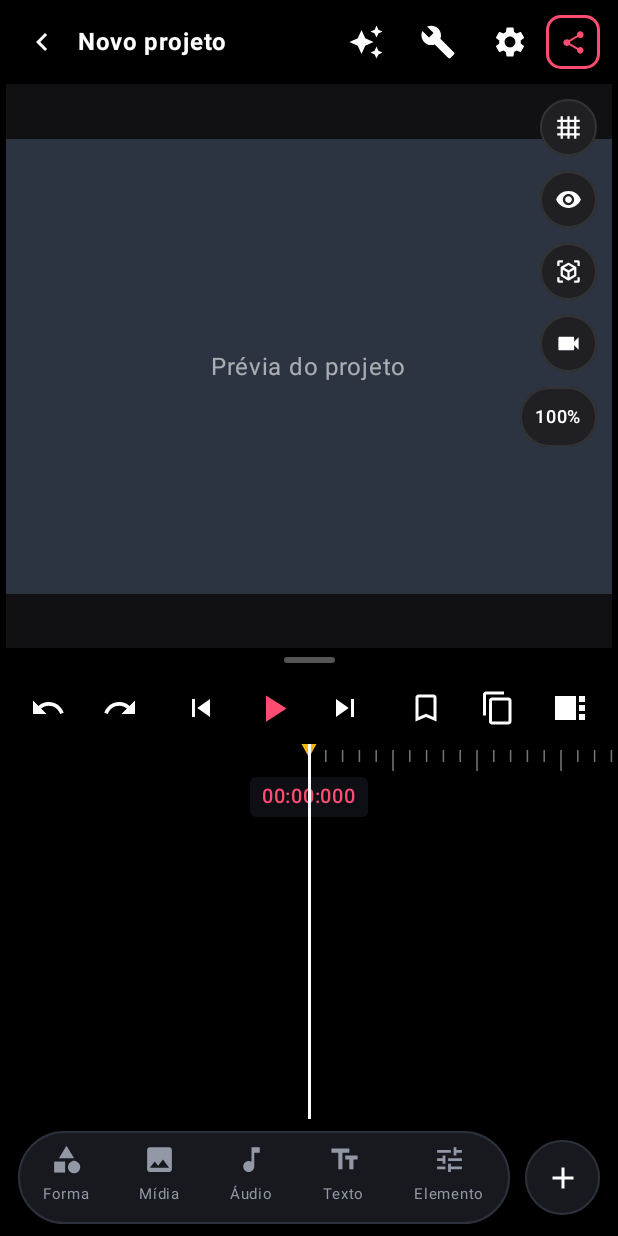
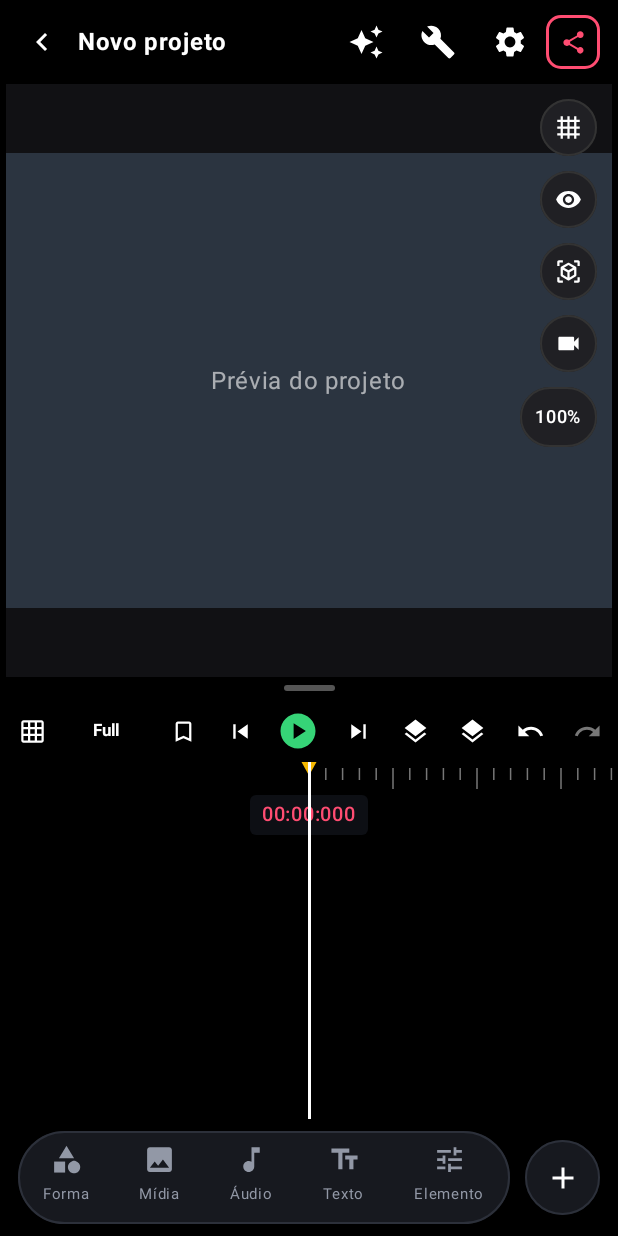
Before and after one commit to mateusrprj-prog/motionflow, an Android app built with Jetpack Compose: the composable EditorScreen shown on its own in the app's theme, on a phone screen of 412 x 824 dp. Run offline under Robolectric (Android 15) with nearby library versions, the phone set to English and light mode, and no system bars; 1 statement that could not run was skipped.

Commit message:
Add Keyflow-style timeline action bar and playhead controls

```diff
--- a/app/src/main/java/app/motionflow/ui/editor/EditorScreen.kt
+++ b/app/src/main/java/app/motionflow/ui/editor/EditorScreen.kt
@@ -18,6 +18,7 @@ import androidx.compose.ui.text.font.FontWeight
 import androidx.compose.ui.unit.dp
 import androidx.compose.ui.unit.sp
 import app.motionflow.ui.kit.*
+import kotlinx.coroutines.delay
 
 enum class EditorTool(val label: String, val icon: ImageVector) {
     FORMA("Forma", Icons.Default.Category),
@@ -34,6 +35,7 @@ fun EditorScreen(
     layers: List<UiLayer> = emptyList(),
     selectedLayerId: String? = null,
     previewContent: @Composable BoxScope.() -> Unit = { PreviewPlaceholder() },
+    fps: Int = 30,
     onBack: () -> Unit = {},
     onExport: () -> Unit = {},
     onTool: (EditorTool) -> Unit = {},
@@ -44,34 +46,71 @@ fun EditorScreen(
     onSelectLayer: (String) -> Unit = {},
     onTransformLayer: (String, Float, Float, Float, Float) -> Unit = { _, _, _, _, _ -> },
     onTextChange: (String, String) -> Unit = { _, _ -> },
-    onToggleLayerVisibility: (String) -> Unit = {}
+    onLayerChange: (UiLayer) -> Unit = {},
+    onToggleLayerVisibility: (String) -> Unit = {},
+    onAddKeyframe: (String, Float) -> Unit = {}
 ) {
     var playing by remember { mutableStateOf(false) }
     var showInspector by remember { mutableStateOf(false) }
     var showCurves by remember { mutableStateOf(false) }
+    var playheadSec by remember { mutableFloatStateOf(0f) }
+    val markers = remember { mutableStateListOf<Float>() }
     val selectedLayer = layers.firstOrNull { it.id == selectedLayerId }
+    val durationSec = 30f
+
+    LaunchedEffect(playing) {
+        while (playing) {
+            delay(33)
+            playheadSec += 1f / fps.coerceIn(1, 120)
+            if (playheadSec >= durationSec) playheadSec = 0f
+        }
+    }
+
+    fun stepToKey(direction: Int) {
+        val keys = selectedLayer?.keyframes.orEmpty().sorted()
+        val next = if (direction > 0) keys.firstOrNull { it > playheadSec + 0.001f }
+        else keys.lastOrNull { it < playheadSec - 0.001f }
+        playheadSec = next ?: (playheadSec + direction * (1f / fps.coerceIn(1, 120))).coerceAtLeast(0f)
+        onTimeChange(playheadSec)
+    }
 
     Column(modifier.fillMaxSize().background(Color.Black).statusBarsPadding()) {
         EditorTopBar(projectName, onBack, onExport)
         PreviewArea(Modifier.weight(1f), previewContent)
         Box(
-            Modifier.align(Alignment.CenterHorizontally).padding(vertical = 6.dp)
+            Modifier.align(Alignment.CenterHorizontally).padding(vertical = 5.dp)
                 .size(width = 34.dp, height = 4.dp)
                 .background(Color(0xFF555555), RoundedCornerShape(2.dp))
         )
-        TransportBar(playing, { playing = !playing }, onUndo, onRedo)
+        TimelineToolbar(
+            playing = playing,
+            onToggleGrid = {},
+            onFull = {},
+            onAddMarker = { markers.add(playheadSec) },
+            onPrevious = { stepToKey(-1) },
+            onPlay = { playing = !playing },
+            onNext = { stepToKey(1) },
+            onAddKeyframe = { selectedLayer?.let { onAddKeyframe(it.id, playheadSec) } },
+            onLayers = { showInspector = true },
+            onUndo = onUndo,
+            onRedo = onRedo
+        )
         TimelineUi(
             layers = layers,
             selectedId = selectedLayerId,
-            initialTimeSec = 0f,
-            totalSec = 30f,
+            initialTimeSec = playheadSec,
+            totalSec = durationSec,
+            markers = markers,
             onSelect = {
                 onSelectLayer(it)
                 showInspector = true
             },
-            onTimeChange = onTimeChange,
+            onTimeChange = {
+                playheadSec = it
+                onTimeChange(it)
+            },
             onToggleVisible = onToggleLayerVisibility,
-            modifier = Modifier.height(250.dp)
+            modifier = Modifier.height(238.dp)
         )
         BottomTools(
             onTool = { tool ->
@@ -88,6 +127,7 @@ fun EditorScreen(
             onDismiss = { showInspector = false },
             onOpenCurves = { showCurves = true },
             onTextChange = { value -> selectedLayer?.let { onTextChange(it.id, value) } },
+            onLayerChange = onLayerChange,
             onTransform = { x, y, scale, rotation ->
                 selectedLayer?.let { layer ->
                     onTransformLayer(
@@ -137,9 +177,7 @@ private fun PreviewArea(modifier: Modifier, content: @Composable BoxScope.() ->
         Box(
             Modifier.align(Alignment.Center).fillMaxWidth().aspectRatio(4f / 3f)
                 .background(Color(0xFF2B3440))
-        ) {
-            content()
-        }
+        ) { content() }
         Column(
             Modifier.align(Alignment.TopEnd).padding(10.dp),
             horizontalAlignment = Alignment.End,
@@ -178,35 +216,56 @@ private fun RoundTool(icon: ImageVector, description: String) {
 }
 
 @Composable
-private fun TransportBar(
+private fun TimelineToolbar(
     playing: Boolean,
+    onToggleGrid: () -> Unit,
+    onFull: () -> Unit,
+    onAddMarker: () -> Unit,
+    onPrevious: () -> Unit,
     onPlay: () -> Unit,
+    onNext: () -> Unit,
+    onAddKeyframe: () -> Unit,
+    onLayers: () -> Unit,
     onUndo: () -> Unit,
     onRedo: () -> Unit
 ) {
     Row(
-        Modifier.fillMaxWidth().padding(horizontal = 8.dp),
-        verticalAlignment = Alignment.CenterVertically,
-        horizontalArrangement = Arrangement.SpaceBetween
+        Modifier.fillMaxWidth().height(42.dp).padding(horizontal = 4.dp),
+        horizontalArrangement = Arrangement.SpaceBetween,
+        verticalAlignment = Alignment.CenterVertically
     ) {
-        Row {
-            IconButton(onClick = onUndo) { Icon(Icons.Default.Undo, "Desfazer", tint = Color.White) }
-            IconButton(onClick = onRedo) { Icon(Icons.Default.Redo, "Refazer", tint = Color.White) }
+        IconButton(onClick = onToggleGrid, modifier = Modifier.size(34.dp)) {
+            Icon(Icons.Default.GridOn, "Grade da timeline", tint = Color.White, modifier = Modifier.size(18.dp))
         }
-        Row(verticalAlignment = Alignment.CenterVertically) {
-            IconButton(onClick = {}) { Icon(Icons.Default.SkipPrevious, "Anterior", tint = Color.White) }
-            IconButton(onClick = onPlay) {
-                Icon(
-                    if (playing) Icons.Default.Pause else Icons.Default.PlayArrow,
-                    "Reproduzir", tint = MfUi.Accent, modifier = Modifier.size(30.dp)
-                )
-            }
-            IconButton(onClick = {}) { Icon(Icons.Default.SkipNext, "Próximo", tint = Color.White) }
+        TextButton(onClick = onFull, contentPadding = PaddingValues(horizontal = 6.dp)) {
+            Text("Full", color = Color.White, fontWeight = FontWeight.Bold, fontSize = 11.sp)
         }
-        Row {
-            IconButton(onClick = {}) { Icon(Icons.Default.BookmarkBorder, "Marcador", tint = Color.White) }
-            IconButton(onClick = {}) { Icon(Icons.Default.ContentCopy, "Copiar", tint = Color.White) }
-            IconButton(onClick = {}) { Icon(Icons.Default.ViewSidebar, "Painel", tint = Color.White) }
+        IconButton(onClick = onAddMarker, modifier = Modifier.size(34.dp)) {
+            Icon(Icons.Default.BookmarkBorder, "Adicionar marcador", tint = Color.White, modifier = Modifier.size(18.dp))
+        }
+        IconButton(onClick = onPrevious, modifier = Modifier.size(34.dp)) {
+            Icon(Icons.Default.SkipPrevious, "Quadro/chave anterior", tint = Color.White, modifier = Modifier.size(19.dp))
+        }
+        IconButton(onClick = onPlay, modifier = Modifier.size(36.dp)) {
+            Icon(
+                if (playing) Icons.Default.PauseCircleFilled else Icons.Default.PlayCircle,
+                "Reproduzir", tint = MfUi.KeyflowGreen, modifier = Modifier.size(28.dp)
+            )
+        }
+        IconButton(onClick = onNext, modifier = Modifier.size(34.dp)) {
+            Icon(Icons.Default.SkipNext, "Próximo quadro/chave", tint = Color.White, modifier = Modifier.size(19.dp))
+        }
+        IconButton(onClick = onAddKeyframe, modifier = Modifier.size(34.dp)) {
+            Icon(Icons.Default.Layers, "Adicionar keyframe", tint = Color.White, modifier = Modifier.size(19.dp))
+        }
+        IconButton(onClick = onLayers, modifier = Modifier.size(34.dp)) {
+            Icon(Icons.Default.Layers, "Painel de camadas", tint = Color.White, modifier = Modifier.size(19.dp))
+        }
+        IconButton(onClick = onUndo, modifier = Modifier.size(34.dp)) {
+            Icon(Icons.Default.Undo, "Desfazer", tint = Color.White, modifier = Modifier.size(19.dp))
+        }
+        IconButton(onClick = onRedo, modifier = Modifier.size(34.dp)) {
+            Icon(Icons.Default.Redo, "Refazer", tint = Color(0xFF777777), modifier = Modifier.size(19.dp))
         }
     }
 }
```
